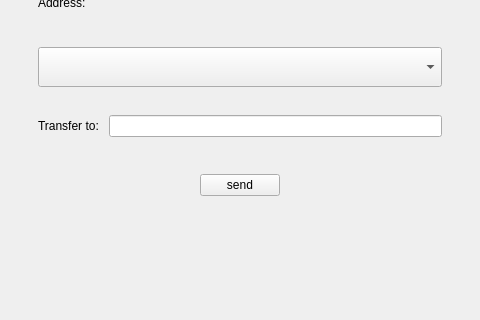
The window that windows_desktop/s_swaplist_w.ui (terryhash/mwc-qt-wallet) describes before a commit, drawn with Qt 5; both pictures show x 405 to 885 and y 430 to 750 of the 1290 by 750 pixel window.
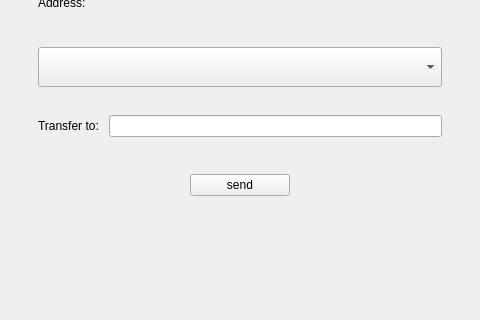
The same window after the commit. Icons and pictures are not drawn. Custom widgets are drawn as their Qt base class.

```diff
--- a/windows_desktop/s_swaplist_w.ui
+++ b/windows_desktop/s_swaplist_w.ui
@@ -587,7 +587,7 @@
          </spacer>
         </item>
         <item alignment="Qt::AlignHCenter">
-         <widget class="control::MwcPushButtonNormal" name="pushButton">
+         <widget class="control::MwcPushButtonNormal" name="ethSendBtn">
           <property name="sizePolicy">
            <sizepolicy hsizetype="Maximum" vsizetype="Fixed">
             <horstretch>0</horstretch>
@@ -596,7 +596,7 @@
           </property>
           <property name="minimumSize">
            <size>
-            <width>80</width>
+            <width>100</width>
             <height>0</height>
            </size>
           </property>
```
